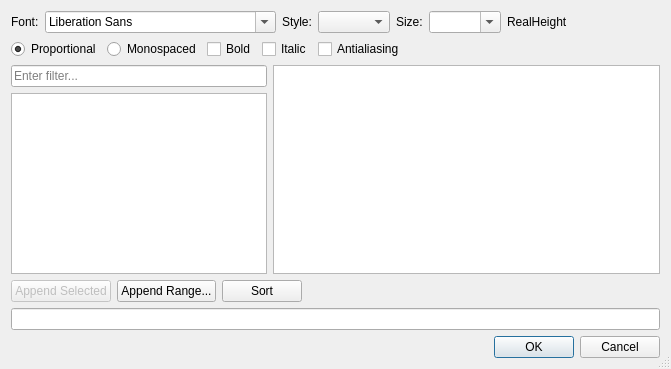
Old version of the form controls/fonts/font-new/dialogfontselect.ui in the repository riuson/lcd-image-converter.
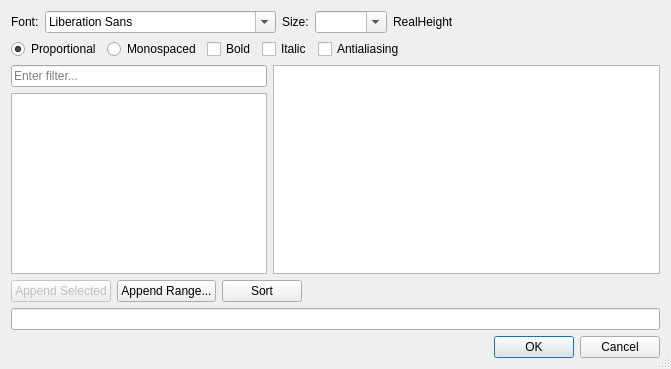
New version of the form.

Commit message: Removed style's list from dialogfontselect

```diff
--- a/controls/fonts/font-new/dialogfontselect.ui
+++ b/controls/fonts/font-new/dialogfontselect.ui
@@ -29,16 +29,6 @@
      <item>
       <widget class="QFontComboBox" name="fontComboBox"/>
      </item>
-     <item>
-      <widget class="QLabel" name="label_3">
-       <property name="text">
-        <string>Style:</string>
-       </property>
-      </widget>
-     </item>
-     <item>
-      <widget class="QComboBox" name="comboBoxStyle"/>
-     </item>
      <item>
       <widget class="QLabel" name="label_2">
        <property name="text">
```
The commit also changes 2 other files.
